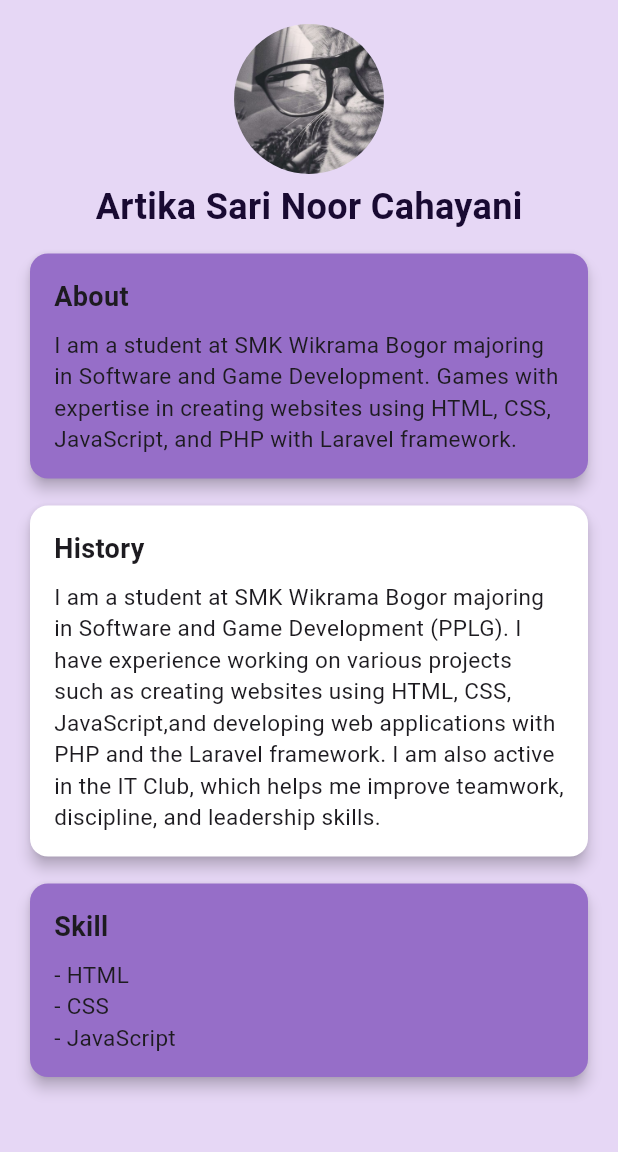
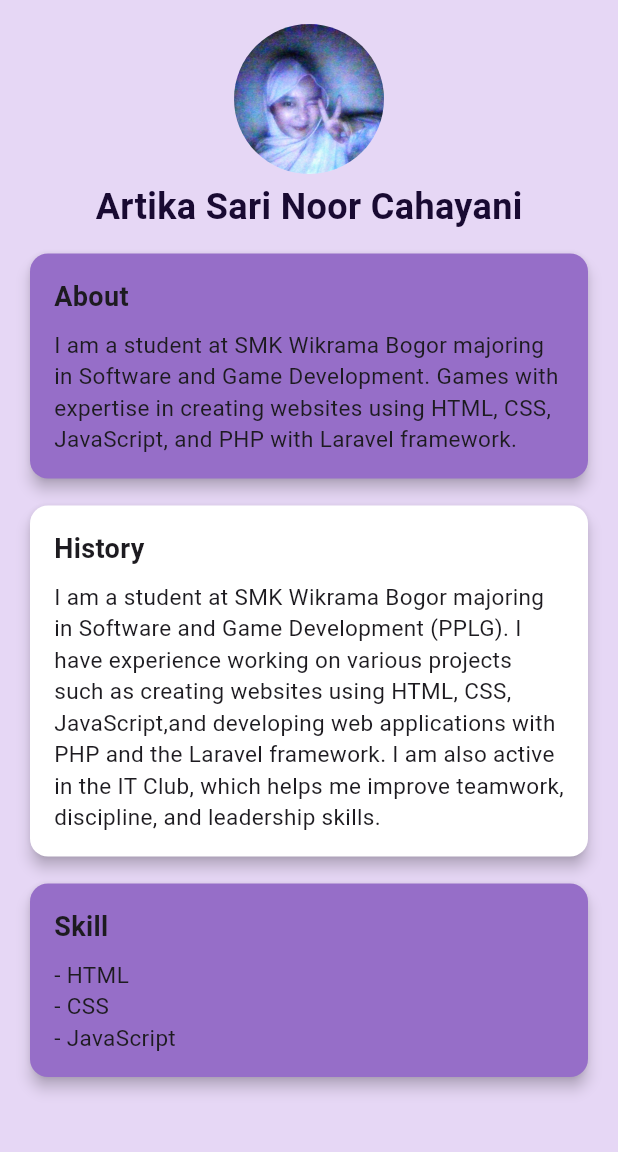
Before and after one commit to artika-sari/dataDiri-flutter, a Flutter app: the screen it shows after launch, after a tap on "See More", on a phone screen of 412 x 824 dp, the part 84-1236 px from its top. Run offline on Flutter 3.47's test engine with Material 3 defaults, Android fonts, the phone set to English and light mode, and no system bars.

Commit message:
update foto

```diff
--- a/lib/detail_profile.dart
+++ b/lib/detail_profile.dart
@@ -25,7 +25,7 @@ class DetailProfile extends StatelessWidget {
               children: [
                 const CircleAvatar(
                   radius: 50,
-                  backgroundImage: AssetImage("assets/images/download.jpg"),
+                  backgroundImage: AssetImage("assets/images/me.jpg"),
                 ),
                 const SizedBox(height: 5),
                 const Text(
--- a/lib/main.dart
+++ b/lib/main.dart
@@ -62,7 +62,7 @@ class HomePage extends StatelessWidget {
                     shape: BoxShape.circle,
                     border: Border.all(color: const Color.fromARGB(255, 70, 28, 119), width: 3),
                     image: const DecorationImage(
-                      image: AssetImage("assets/images/download.jpg"),
+                      image: AssetImage("assets/images/me.jpg"),
                       fit: BoxFit.cover,
                     ),
                   ),
```
Also changed, not shown: assets/images/me.jpg (added).
